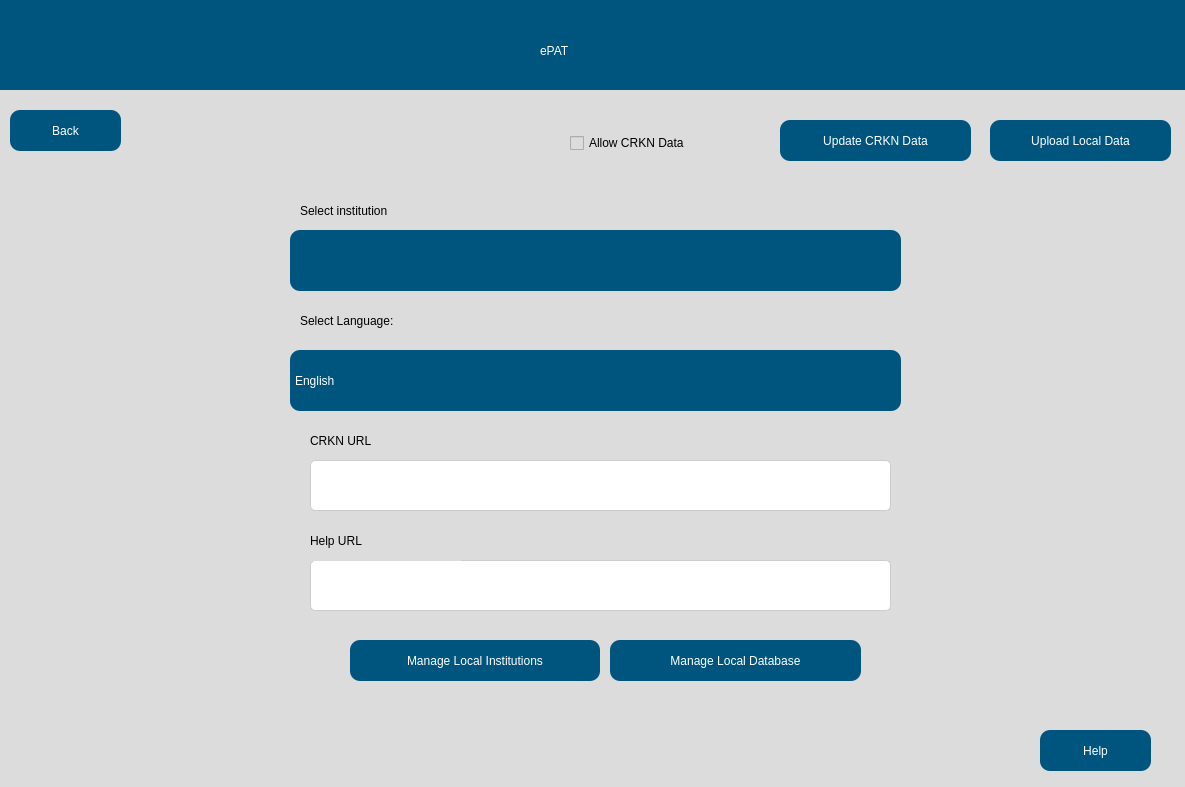
First picture: the form in src/user_interface/english_settingsPage.ui, repository eppenney/eBook-Perpetual-Access-Rights-Tracker, before the edit.
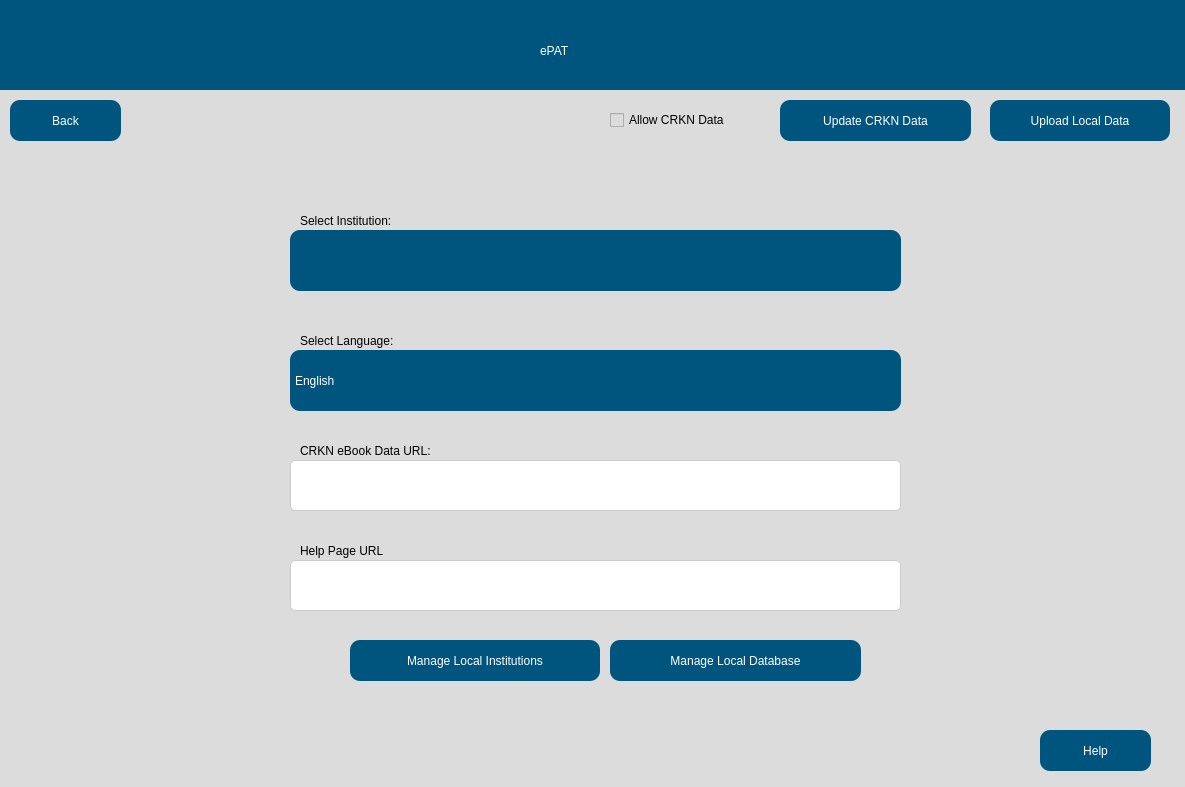
Second picture: the form after the edit. Icons and pictures are not drawn.

Commit message: - Moving stuff around on settings page

What changed in the file:
```diff
--- a/src/user_interface/english_settingsPage.ui
+++ b/src/user_interface/english_settingsPage.ui
@@ -60,7 +60,7 @@
     <property name="geometry">
      <rect>
       <x>20</x>
-      <y>110</y>
+      <y>100</y>
       <width>111</width>
       <height>41</height>
      </rect>
@@ -91,8 +91,8 @@
     <property name="geometry">
      <rect>
       <x>1000</x>
-      <y>120</y>
-      <width>181</width>
+      <y>100</y>
+      <width>180</width>
       <height>41</height>
      </rect>
     </property>
@@ -122,7 +122,7 @@
     <property name="geometry">
      <rect>
       <x>790</x>
-      <y>120</y>
+      <y>100</y>
       <width>191</width>
       <height>41</height>
      </rect>
@@ -157,7 +157,7 @@
     <property name="geometry">
      <rect>
       <x>310</x>
-      <y>190</y>
+      <y>200</y>
       <width>151</width>
       <height>41</height>
      </rect>
@@ -167,7 +167,7 @@
 color: black;</string>
     </property>
     <property name="text">
-     <string>Select institution</string>
+     <string>Select Institution:</string>
     </property>
    </widget>
    <widget class="QComboBox" name="institutionSelection">
@@ -227,7 +227,7 @@
     <property name="geometry">
      <rect>
       <x>310</x>
-      <y>300</y>
+      <y>320</y>
       <width>151</width>
       <height>41</height>
      </rect>
@@ -307,8 +307,8 @@
    <widget class="QLabel" name="UniversityLabel_8">
     <property name="geometry">
      <rect>
-      <x>320</x>
-      <y>420</y>
+      <x>310</x>
+      <y>430</y>
       <width>151</width>
       <height>41</height>
      </rect>
@@ -318,15 +318,31 @@
 color: black;</string>
     </property>
     <property name="text">
-     <string>CRKN URL</string>
+     <string>CRKN eBook Data URL:</string>
+    </property>
+   </widget>
+   <widget class="QLabel" name="helpURLlabel">
+    <property name="geometry">
+     <rect>
+      <x>310</x>
+      <y>530</y>
+      <width>151</width>
+      <height>41</height>
+     </rect>
+    </property>
+    <property name="styleSheet">
+     <string >font: 75 14pt &quot;Arial&quot;; color: black;</string>
+    </property>
+    <property name="text">
+     <string>Help Page URL</string>
     </property>
    </widget>
    <widget class="QLineEdit" name="helpURL">
     <property name="geometry">
      <rect>
-      <x>320</x>
+      <x>300</x>
       <y>560</y>
-      <width>581</width>
+      <width>611</width>
       <height>51</height>
      </rect>
     </property>
@@ -354,23 +370,6 @@
 }</string>
     </property>
    </widget>
-   <widget class="QLabel" name="helpURLlabel">
-    <property name="geometry">
-     <rect>
-      <x>320</x>
-      <y>520</y>
-      <width>151</width>
-      <height>41</height>
-     </rect>
-    </property>
-    <property name="styleSheet">
-     <string >font: 75 14pt &quot;Arial&quot;;
-color: black;</string>
-    </property>
-    <property name="text">
-     <string>Help URL</string>
-    </property>
-   </widget>
    <widget class="QPushButton" name="helpButton">
     <property name="geometry">
      <rect>
@@ -405,9 +404,9 @@
    <widget class="QLineEdit" name="crknURL">
     <property name="geometry">
      <rect>
-      <x>320</x>
+      <x>300</x>
       <y>460</y>
-      <width>581</width>
+      <width>611</width>
       <height>51</height>
      </rect>
     </property>
@@ -511,9 +510,9 @@
    <widget class="QCheckBox" name="allowCRKNData">
     <property name="geometry">
      <rect>
-      <x>580</x>
-      <y>128</y>
-      <width>200</width>
+      <x>620</x>
+      <y>105</y>
+      <width>150</width>
       <height>30</height>
      </rect>
     </property>
```
Left out of the diff: 6 changed lines with no effect on the pictures. The commit also changes 1 other file.
